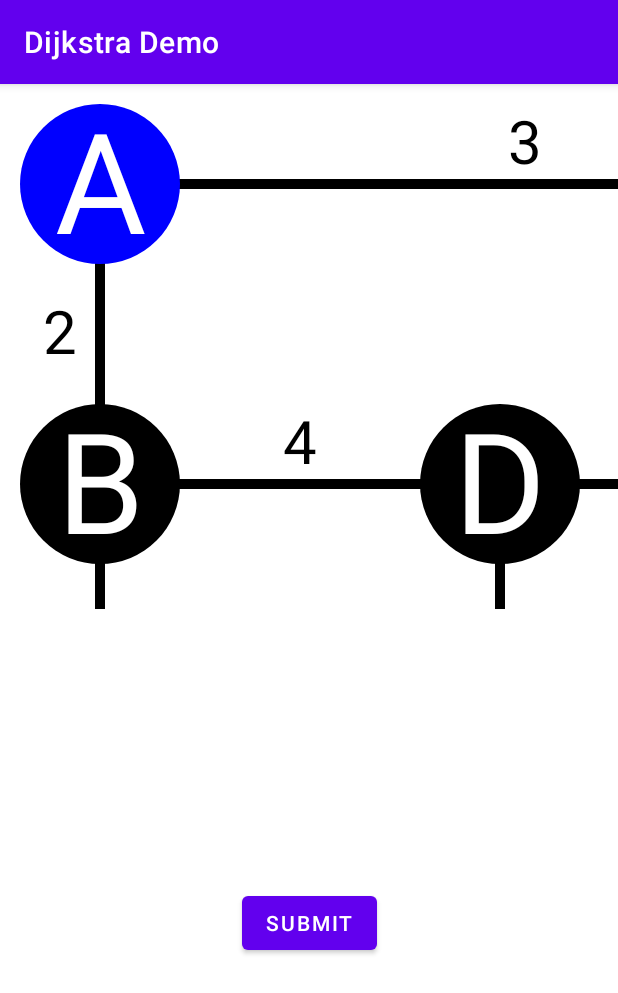
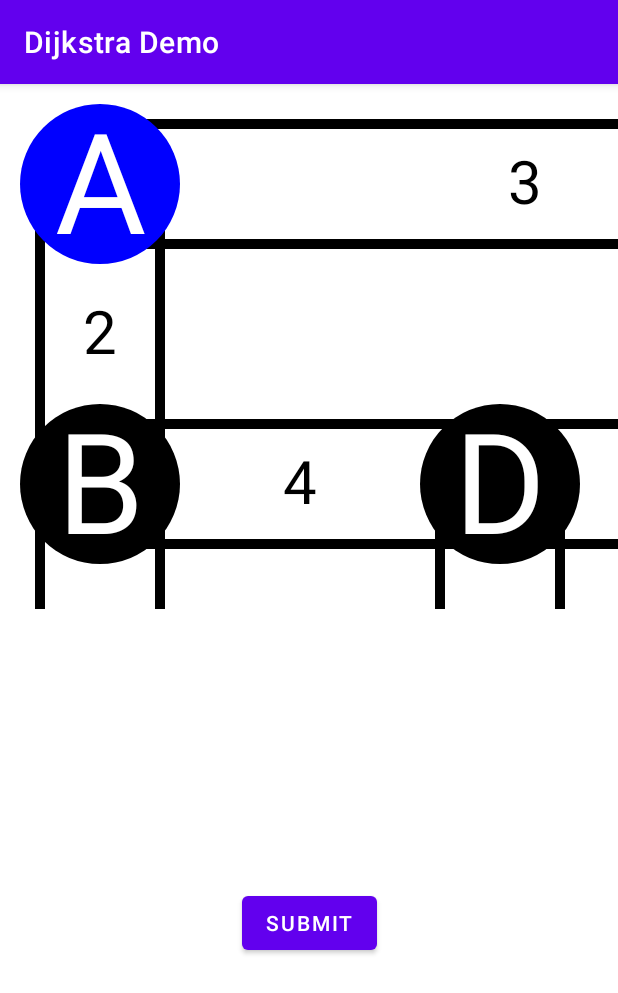
Before and after one commit to moismail25/DijkstraDemo, an Android app: the GameActivity screen opened directly, with no data from a screen before it, on a phone screen of 412 x 824 dp. Shown: the top 993 px of the screen. Run offline under Robolectric (Android 15) with nearby library versions, the phone set to English and light mode, and no system bars.

```diff
--- a/app/src/main/java/com/example/dijkstrademo/GameActivity.java
+++ b/app/src/main/java/com/example/dijkstrademo/GameActivity.java
@@ -13,7 +13,8 @@ import com.example.dijkstrademo.model.Node;
 import com.example.dijkstrademo.views.GraphView;
 
 public class GameActivity extends AppCompatActivity {
-    public static final int COLOR = Color.BLACK;
+    public static final int NODE_COLOR = Color.BLACK;
+    public static final int NUM_OF_GRAPHS = 2;
     private GraphView graphView;
 
     @Override
@@ -21,8 +22,11 @@ public class GameActivity extends AppCompatActivity {
         super.onCreate(savedInstanceState);
         setContentView(R.layout.activity_game);
 
+        // Choose a graph randomly
+        int selectedGraph = (int) Math.floor(Math.random() * NUM_OF_GRAPHS);
+
         graphView = findViewById(R.id.graphView);
-        graphView.setGraph(getGraph(1));
+        graphView.setGraph(getGraph(0));
     }
 
     public void submitSolution(View view) {
@@ -33,16 +37,16 @@ public class GameActivity extends AppCompatActivity {
     public Graph getGraph(int n) {
         Graph graph = new Graph();
         switch (n) {
-            case 1:
+            case 0: {
                 // Create Nodes
                 Node a = new Node(100, 100, 'A', Color.BLUE);
-                Node b = new Node(100, 400, 'B', COLOR);
-                Node c = new Node(950, 100, 'C', COLOR);
-                Node d = new Node(500, 400, 'D', COLOR);
+                Node b = new Node(100, 400, 'B', NODE_COLOR);
+                Node c = new Node(950, 100, 'C', NODE_COLOR);
+                Node d = new Node(500, 400, 'D', NODE_COLOR);
                 Node e = new Node(950, 400, 'E', Color.BLUE);
-                Node f = new Node(100, 700, 'F', COLOR);
-                Node g = new Node(500, 700, 'G', COLOR);
-                Node h = new Node(950, 700, 'H', COLOR);
+                Node f = new Node(100, 700, 'F', NODE_COLOR);
+                Node g = new Node(500, 700, 'G', NODE_COLOR);
+                Node h = new Node(950, 700, 'H', NODE_COLOR);
 
                 // Create Edges
                 Edge ac = new Edge(a, c, 3);
@@ -78,10 +82,62 @@ public class GameActivity extends AppCompatActivity {
                 graph.addEdge(bf);
                 graph.addEdge(fg);
                 break;
+            }
+            case 1: {
+                // Create Nodes
+                Node a = new Node(100, 100, 'A', Color.BLUE);
+                Node b = new Node(500, 100, 'B', NODE_COLOR);
+                Node c = new Node(950, 100, 'C', NODE_COLOR);
+                Node d = new Node(100, 400, 'D', NODE_COLOR);
+                Node h = new Node(500, 400, 'H', NODE_COLOR);
+                Node f = new Node(950, 400, 'F', NODE_COLOR);
+                Node g = new Node(100, 700, 'G', NODE_COLOR);
+                Node e = new Node(500, 700, 'E', Color.BLUE);
+                Node i = new Node(950, 700, 'I', NODE_COLOR);
+
+                // Create Edges
+                Edge ab = new Edge(a, b, 2);
+                Edge ad = new Edge(a, d, 6);
+                Edge bc = new Edge(b, c, 1);
+                Edge bh = new Edge(b, h, 7);
+                Edge dh = new Edge(d, h, 5);
+                Edge dg = new Edge(d, g, 4);
+                Edge cf = new Edge(c, f, 2);
+                Edge he = new Edge(h, e, 1);
+                Edge hf = new Edge(h, f, 3);
+                Edge ge = new Edge(g, e, 2);
+                Edge fi = new Edge(f, i, 5);
+
+                // Add Nodes to the Graph
+                graph.addNode(a);
+                graph.addNode(b);
+                graph.addNode(c);
+                graph.addNode(d);
+                graph.addNode(e);
+                graph.addNode(f);
+                graph.addNode(g);
+                graph.addNode(h);
+                graph.addNode(i);
+
+                // Add Edges to the Graph
+//                graph.addEdge(ac);
+                graph.addEdge(ab);
+                graph.addEdge(bc);
+                graph.addEdge(bh);
+                graph.addEdge(dh);
+                graph.addEdge(cf);
+                graph.addEdge(ad);
+                graph.addEdge(dg);
+                graph.addEdge(he);
+                graph.addEdge(hf);
+                graph.addEdge(ge);
+                graph.addEdge(fi);
+                break;
+            }
             default:
-                graph.addNode(new Node(100, 100, 'A', COLOR));
-                graph.addNode(new Node(650, 100, 'C', COLOR));
-                graph.addNode(new Node(400, 500, 'D', COLOR));
+                graph.addNode(new Node(100, 100, 'A', NODE_COLOR));
+                graph.addNode(new Node(650, 100, 'C', NODE_COLOR));
+                graph.addNode(new Node(400, 500, 'D', NODE_COLOR));
                 break;
         }
         return graph;
--- a/app/src/main/java/com/example/dijkstrademo/views/GraphView.java
+++ b/app/src/main/java/com/example/dijkstrademo/views/GraphView.java
@@ -16,6 +16,7 @@ import com.example.dijkstrademo.model.Node;
 
 public class GraphView extends View {
     public static final int RADIUS = 80;
+    public static final int EDGE_OFFSET = 60;
     private Graph graph;
     private Paint nodePaint;
 
@@ -82,17 +83,36 @@ public class GraphView extends View {
 
         // Draw edges
         for (Edge edge : graph.getEdges()) {
-            canvas.drawLine(
-                    edge.getStartNode().getX(), edge.getStartNode().getY(),
-                    edge.getEndNode().getX(), edge.getEndNode().getY(),
-                    edgePaint
-            );
-            // Draw weights
             if(edge.getStartNode().getX() == edge.getEndNode().getX()) {
-                canvas.drawText(String.valueOf(edge.getWeight()), ((edge.getStartNode().getX()+edge.getEndNode().getX())/2)-40, ((edge.getStartNode().getY()+edge.getEndNode().getY())/2)+20, weightPaint);
+                canvas.drawLine(
+                        edge.getStartNode().getX()- EDGE_OFFSET, edge.getStartNode().getY(),
+                        edge.getEndNode().getX()- EDGE_OFFSET, edge.getEndNode().getY(),
+                        edgePaint
+                );
+                canvas.drawLine(
+                        edge.getStartNode().getX()+ EDGE_OFFSET, edge.getStartNode().getY(),
+                        edge.getEndNode().getX()+ EDGE_OFFSET, edge.getEndNode().getY(),
+                        edgePaint
+                );
             }else {
-                canvas.drawText(String.valueOf(edge.getWeight()), (edge.getStartNode().getX()+edge.getEndNode().getX())/2, ((edge.getStartNode().getY()+edge.getEndNode().getY())/2)-20, weightPaint);
+                canvas.drawLine(
+                        edge.getStartNode().getX(), edge.getStartNode().getY()- EDGE_OFFSET,
+                        edge.getEndNode().getX(), edge.getEndNode().getY()- EDGE_OFFSET,
+                        edgePaint
+                );
+                canvas.drawLine(
+                        edge.getStartNode().getX(), edge.getStartNode().getY()+ EDGE_OFFSET,
+                        edge.getEndNode().getX(), edge.getEndNode().getY()+ EDGE_OFFSET,
+                        edgePaint
+                );
             }
+            canvas.drawText(String.valueOf(edge.getWeight()), ((edge.getStartNode().getX()+edge.getEndNode().getX())/2), ((edge.getStartNode().getY()+edge.getEndNode().getY())/2)+20, weightPaint);
+//            // Draw weights
+//            if(edge.getStartNode().getX() == edge.getEndNode().getX()) {
+//                canvas.drawText(String.valueOf(edge.getWeight()), ((edge.getStartNode().getX()+edge.getEndNode().getX())/2)-40, ((edge.getStartNode().getY()+edge.getEndNode().getY())/2)+20, weightPaint);
+//            }else {
+//                canvas.drawText(String.valueOf(edge.getWeight()), (edge.getStartNode().getX()+edge.getEndNode().getX())/2, ((edge.getStartNode().getY()+edge.getEndNode().getY())/2)-20, weightPaint);
+//            }
         }
 
         // Draw nodes
@@ -114,7 +134,7 @@ public class GraphView extends View {
             // Iterate over the nodes and check if the touch coordinates are within a node
             for (Node node : graph.getNodes()) {
                 if (isWithinNode(touchX, touchY, node)) {
-                    node.setColor(Color.BLUE); // Change the color of the touched node
+                    node.setColor(Color.LTGRAY); // Change the color of the touched node
                     invalidate();
                     return true;
                 }
```
